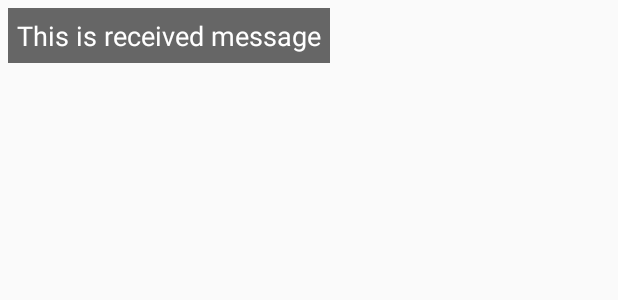
After one commit to falmeida42/ChatApp, an Android app: the layout recived.xml on its own in the app's theme, with its tools: preview values and no code run, on a phone screen of 412 x 824 dp. The commit adds this screen. Shown: the top 300 px of the screen. Run offline under Robolectric (Android 15) with nearby library versions, the phone set to English and light mode, and no system bars.

Commit message:
Clean history added Button send fixed

```diff
--- a/app/build.gradle
+++ b/app/build.gradle
@@ -8,7 +8,7 @@ android {
     buildToolsVersion '30.0.3'
 
     defaultConfig {
-        applicationId "com.falmeida.weatherap"
+        applicationId "com.falmeida.chatapp"
         minSdkVersion 16
         targetSdkVersion 30
         versionCode 1
--- /dev/null
+++ b/app/src/main/res/drawable/message_box_background.xml
@@ -0,0 +1,6 @@
+<?xml version="1.0" encoding="utf-8"?>
+<?xml version="1.0" encoding="utf-8"?>
+<shape xmlns:android="http://schemas.android.com/apk/res/android">
+    <corners android:radius="5dp" />
+    <stroke android:color="@color/grey" android:width="1dp"/>
+</shape>
--- /dev/null
+++ b/app/src/main/res/drawable/message_received_background.xml
@@ -0,0 +1,5 @@
+<?xml version="1.0" encoding="utf-8"?>
+<shape xmlns:android="http://schemas.android.com/apk/res/android">
+    <corners android:radius="8dp" />
+    <solid android:color="@color/grey_mid" />
+</shape>
--- /dev/null
+++ b/app/src/main/res/drawable/message_send_background.xml
@@ -0,0 +1,5 @@
+<?xml version="1.0" encoding="utf-8"?>
+<shape xmlns:android="http://schemas.android.com/apk/res/android">
+    <corners android:radius="8dp" />
+    <solid android:color="@color/grey" />
+</shape>
--- /dev/null
+++ b/app/src/main/res/layout/recived.xml
@@ -0,0 +1,26 @@
+<?xml version="1.0" encoding="utf-8"?>
+<RelativeLayout xmlns:android="http://schemas.android.com/apk/res/android"
+    android:layout_width="match_parent"
+    android:layout_height="wrap_content">
+
+    <RelativeLayout
+        android:layout_width="wrap_content"
+        android:layout_height="wrap_content"
+        android:layout_marginLeft="5dp"
+        android:layout_marginTop="5dp">
+
+        <TextView
+            android:id="@+id/text_received_message"
+            android:background="@color/grey"
+            android:layout_width="wrap_content"
+            android:layout_height="wrap_content"
+            android:padding="6dp"
+            android:textColor="@color/white"
+            android:text="This is received message"
+            android:textSize="18sp">
+
+        </TextView>
+
+    </RelativeLayout>
+
+</RelativeLayout>
--- /dev/null
+++ b/app/src/main/res/menu/chat_menu.xml
@@ -0,0 +1,4 @@
+<?xml version="1.0" encoding="utf-8"?>
+<menu xmlns:android="http://schemas.android.com/apk/res/android">
+    <item android:id="@+id/clean_messages" android:title="Clean messages" />
+</menu>
--- a/app/src/main/res/values-night/themes.xml
+++ b/app/src/main/res/values-night/themes.xml
@@ -2,15 +2,15 @@
     <!-- Base application theme. -->
     <style name="Theme.ChatApp" parent="Theme.MaterialComponents.DayNight.DarkActionBar">
         <!-- Primary brand color. -->
-        <item name="colorPrimary">@color/purple_200</item>
-        <item name="colorPrimaryVariant">@color/purple_700</item>
+        <item name="colorPrimary">@color/grey</item>
+        <item name="colorPrimaryVariant">@color/grey_mid</item>
         <item name="colorOnPrimary">@color/black</item>
         <!-- Secondary brand color. -->
         <item name="colorSecondary">@color/teal_200</item>
         <item name="colorSecondaryVariant">@color/teal_200</item>
         <item name="colorOnSecondary">@color/black</item>
         <!-- Status bar color. -->
-        <item name="android:statusBarColor" tools:targetApi="l">@color/grey_mid</item>
+        <item name="android:statusBarColor" tools:targetApi="l">@color/grey</item>
         <!-- Customize your theme here. -->
     </style>
 </resources>
--- a/app/src/main/res/values/themes.xml
+++ b/app/src/main/res/values/themes.xml
@@ -2,13 +2,13 @@
     <!-- Base application theme. -->
     <style name="Theme.ChatApp" parent="Theme.AppCompat.Light">
         <!-- Primary brand color. -->
-        <item name="colorPrimary">@color/purple_500</item>
-        <item name="colorPrimaryVariant">@color/purple_700</item>
+        <item name="colorPrimary">@color/grey</item>
+        <item name="colorPrimaryVariant">@color/grey_mid</item>
         <item name="colorOnPrimary">@color/white</item>
         <!-- Secondary brand color. -->
         <item name="colorSecondary">@color/teal_200</item>
         <item name="colorSecondaryVariant">@color/teal_700</item>
-        <item name="colorOnSecondary">@color/black</item>
+        <item name="colorOnSecondary">@color/white</item>
         <!-- Status bar color. -->
         <item name="android:statusBarColor" tools:targetApi="l">@color/grey_mid</item>
         <!-- Customize your theme here. -->
```
Also changed, not shown: app/src/main/AndroidManifest.xml (+4 -6 lines), app/src/main/java/com/falmeida/chatapp/ChatActivity.kt (added, +98 -0 lines), app/src/main/java/com/falmeida/chatapp/Message.kt (added, +13 -0 lines), app/src/main/java/com/falmeida/chatapp/MessageAdapter.kt (added, +66 -0 lines), app/src/main/java/com/falmeida/chatapp/UserAdapter.kt (+10 -0 lines), app/src/main/res/layout/activity_chat.xml (added, +45 -0 lines), app/src/main/res/layout/send.xml (added, +26 -0 lines), app/src/main/res/drawable/buttonsend.png (added).
